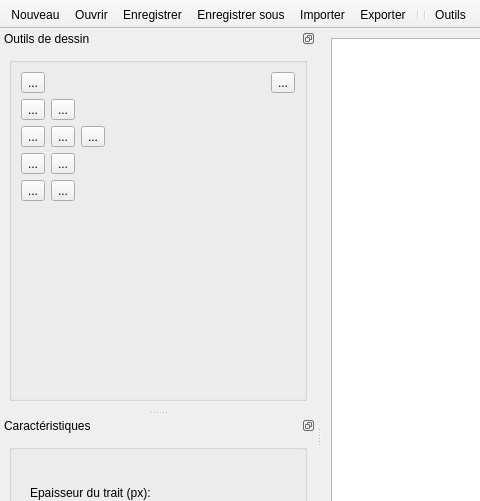
Qt form mainwindow.ui (BARRY-JN/M1---vectorial-draw-application) before a commit; both pictures show x 0 to 480 and y 0 to 501 of the 1190 by 865 pixel window.
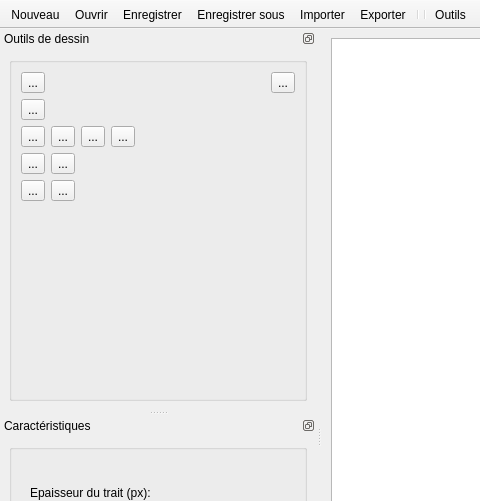
The same form after that commit. Icons and pictures are not drawn. Custom widgets are drawn as their Qt base class.

What changed in the file:
```diff
--- a/mainwindow.ui
+++ b/mainwindow.ui
@@ -186,7 +186,7 @@
    </property>
    <property name="minimumSize">
     <size>
-     <width>224</width>
+     <width>270</width>
      <height>358</height>
     </size>
    </property>
@@ -400,6 +400,32 @@
               </property>
              </widget>
             </item>
+            <item>
+             <widget class="QToolButton" name="pointButton">
+              <property name="focusPolicy">
+               <enum>Qt::TabFocus</enum>
+              </property>
+              <property name="text">
+               <string>...</string>
+              </property>
+              <property name="icon">
+               <iconset resource="ressources.qrc">
+                <normaloff>:/Icons/ressources/draw_polyline.png</normaloff>:/Icons/ressources/draw_polyline.png</iconset>
+              </property>
+              <property name="iconSize">
+               <size>
+                <width>32</width>
+                <height>32</height>
+               </size>
+              </property>
+              <property name="checkable">
+               <bool>true</bool>
+              </property>
+              <property name="autoExclusive">
+               <bool>true</bool>
+              </property>
+             </widget>
+            </item>
             <item>
              <spacer name="horizontalSpacer_2">
               <property name="orientation">
@@ -578,32 +604,6 @@
               </property>
              </widget>
             </item>
-            <item>
-             <widget class="QToolButton" name="pointButton">
-              <property name="focusPolicy">
-               <enum>Qt::TabFocus</enum>
-              </property>
-              <property name="text">
-               <string>...</string>
-              </property>
-              <property name="icon">
-               <iconset resource="ressources.qrc">
-                <normaloff>:/Icons/ressources/draw_vertex.png</normaloff>:/Icons/ressources/draw_vertex.png</iconset>
-              </property>
-              <property name="iconSize">
-               <size>
-                <width>32</width>
-                <height>32</height>
-               </size>
-              </property>
-              <property name="checkable">
-               <bool>true</bool>
-              </property>
-              <property name="autoExclusive">
-               <bool>true</bool>
-              </property>
-             </widget>
-            </item>
             <item>
              <spacer name="horizontalSpacer">
               <property name="orientation">
```
